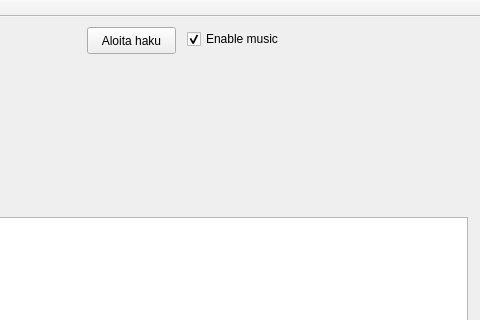
Old version of the form App/mainwindow.ui in the repository vikidi/Finlandia-Hiihto-Visual; both pictures show x 183 to 663 and y 0 to 320 of the 663 by 490 pixel window.
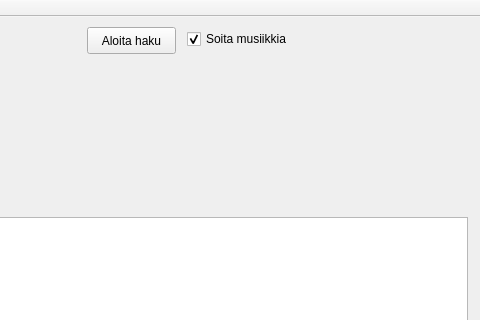
New version of the form.

The edit to the form file:
```diff
--- a/App/mainwindow.ui
+++ b/App/mainwindow.ui
@@ -64,7 +64,7 @@
      </rect>
     </property>
     <property name="text">
-     <string>Enable music</string>
+     <string>Soita musiikkia</string>
     </property>
     <property name="checked">
      <bool>true</bool>
```
Left out of the diff: 2 changed lines with no effect on the pictures.
